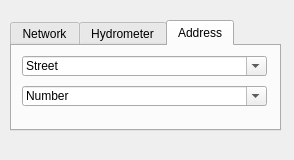
Old version of the form search/ui/search_plus_dialog.ui in the repository Giswater/giswater_qgis_plugin.
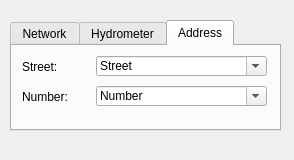
New version of the form. The open tabs and pages were chosen to show the change.

Commit message: #155 Add context 'search_plus' into 'i18n' files Translate widgets of type 'QTabWidget' Add labels in tab 'Address' and rename widget names

What changed in the file:
```diff
--- a/search/ui/search_plus_dialog.ui
+++ b/search/ui/search_plus_dialog.ui
@@ -114,9 +114,9 @@
     <widget class="QComboBox" name="adress_street">
      <property name="geometry">
       <rect>
-       <x>10</x>
+       <x>84</x>
        <y>10</y>
-       <width>245</width>
+       <width>171</width>
        <height>20</height>
       </rect>
      </property>
@@ -132,9 +132,9 @@
     <widget class="QComboBox" name="adress_number">
      <property name="geometry">
       <rect>
-       <x>10</x>
+       <x>84</x>
        <y>40</y>
-       <width>245</width>
+       <width>171</width>
        <height>20</height>
       </rect>
      </property>
@@ -147,6 +147,32 @@
       </property>
      </item>
     </widget>
+    <widget class="QLabel" name="lbl_street">
+     <property name="geometry">
+      <rect>
+       <x>10</x>
+       <y>10</y>
+       <width>71</width>
+       <height>21</height>
+      </rect>
+     </property>
+     <property name="text">
+      <string>Street:</string>
+     </property>
+    </widget>
+    <widget class="QLabel" name="lbl_number">
+     <property name="geometry">
+      <rect>
+       <x>10</x>
+       <y>40</y>
+       <width>71</width>
+       <height>21</height>
+      </rect>
+     </property>
+     <property name="text">
+      <string>Number:</string>
+     </property>
+    </widget>
    </widget>
   </widget>
  </widget>
```
Left out of the diff: 14 changed lines with no effect on the pictures. The commit also changes 11 other files.
